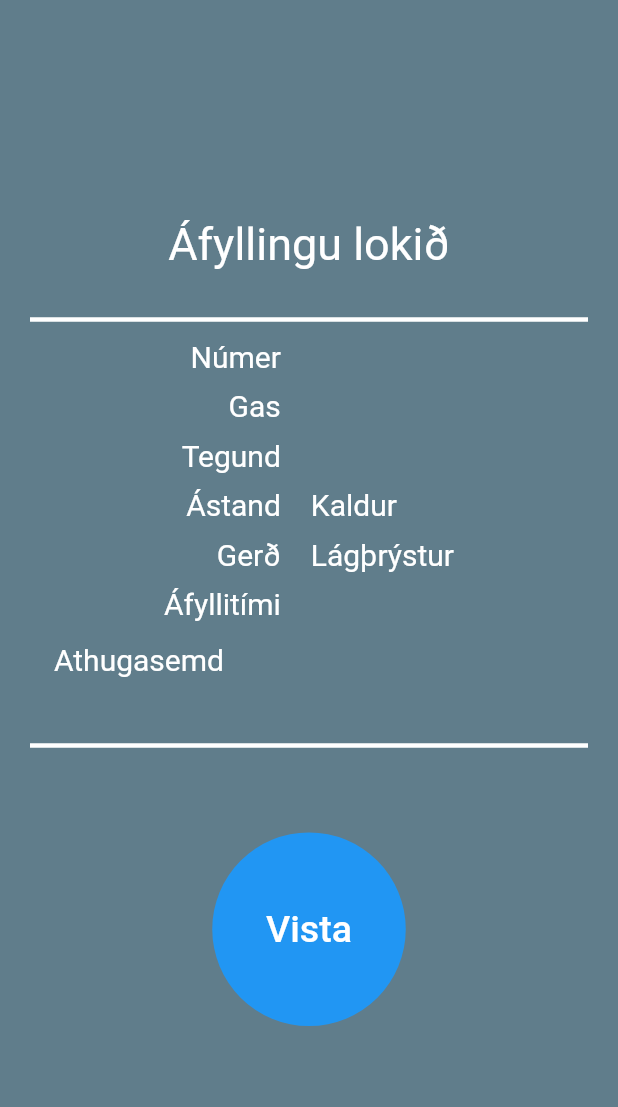
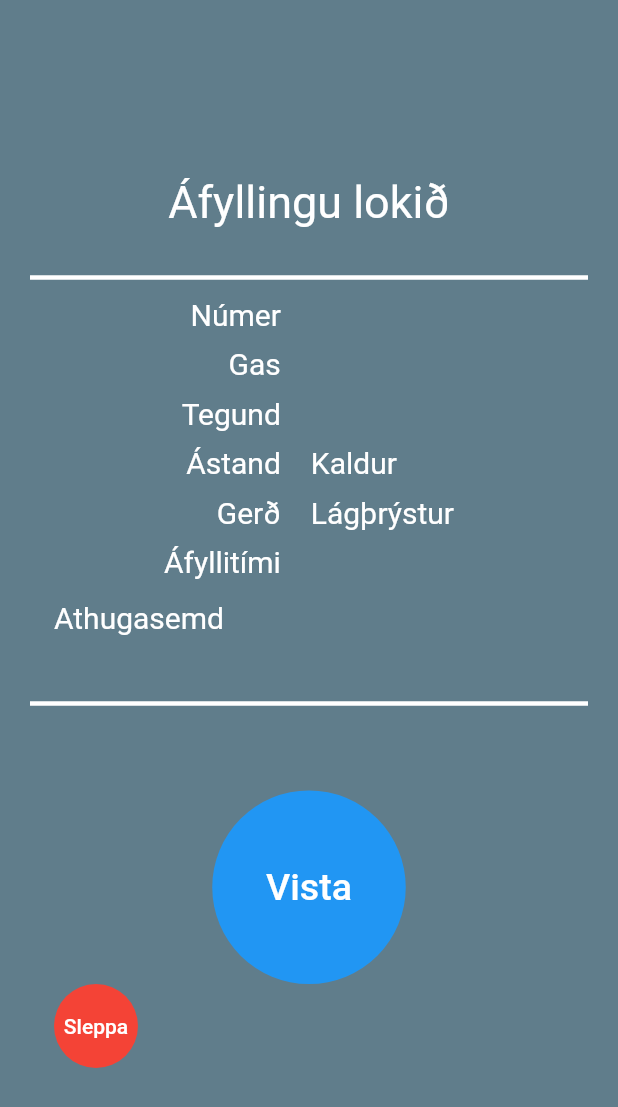
Before and after one commit to SteiniJohanns/DewarApp, a Flutter app: the FillingResult screen opened directly with empty values, on a phone screen of 412 x 824 dp. Shown: the top 1107 px of the screen. Run offline on Flutter 3.47's test engine with Material 2 defaults, Android fonts, the phone set to English and light mode, and no system bars.

Commit message:
Bætti við cancel hnappi

```diff
--- a/lib/main.dart
+++ b/lib/main.dart
@@ -44,7 +44,7 @@ class _MyHomePageState extends State<MyHomePage> {
   Widget build(BuildContext context) {
     return Scaffold(
         appBar: AppBar(
-          title: Text(title == null ? 'Hvað á að bauka núna!' : 'ekki tómt'),
+          title: Text(title == null ? 'Hvað á að bauka núna!' : title),
         ),
         body: myContainer(context));
   }
--- a/lib/screens/result.dart
+++ b/lib/screens/result.dart
@@ -96,6 +96,18 @@ class FillingResult extends StatelessWidget {
                     padding: EdgeInsets.all(50),
                     shape: CircleBorder()),
               ),
+              Row(
+                children: <Widget>[
+                  FlatButton(
+                    onPressed: (){},
+                    onLongPress: () => Navigator.popUntil(context, ModalRoute.withName('/')),
+                    child: Text('Sleppa', style: TextStyle(color:Colors.white),),
+                    color: Colors.red,
+                    padding: EdgeInsets.all(20),
+                    shape: CircleBorder(),
+                    ),
+                ],
+              ),
             ],
           )),
     );
```
